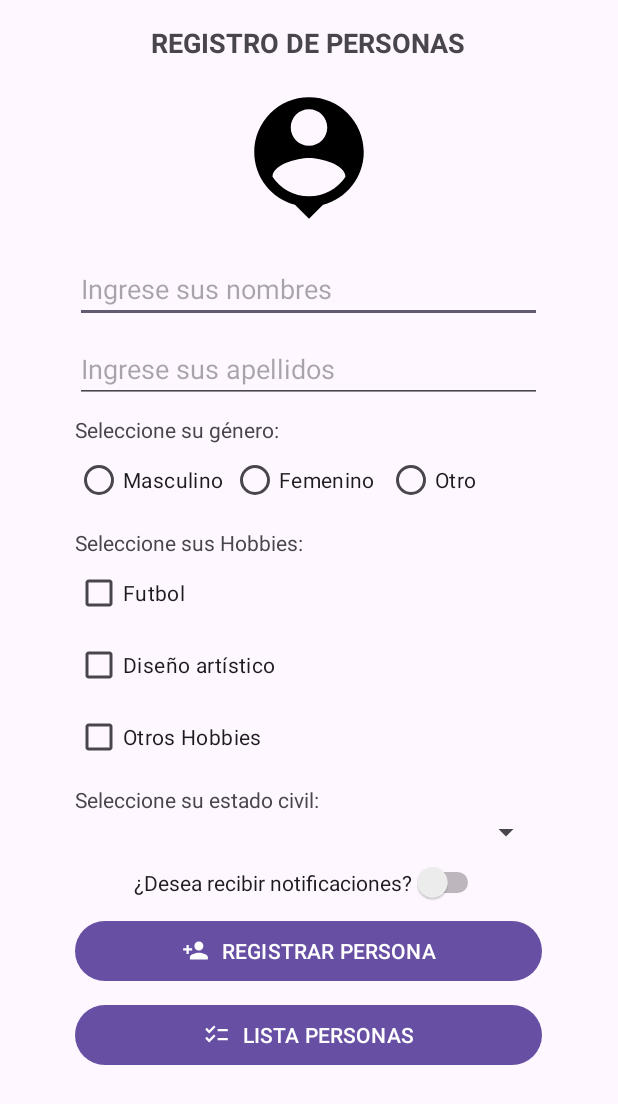
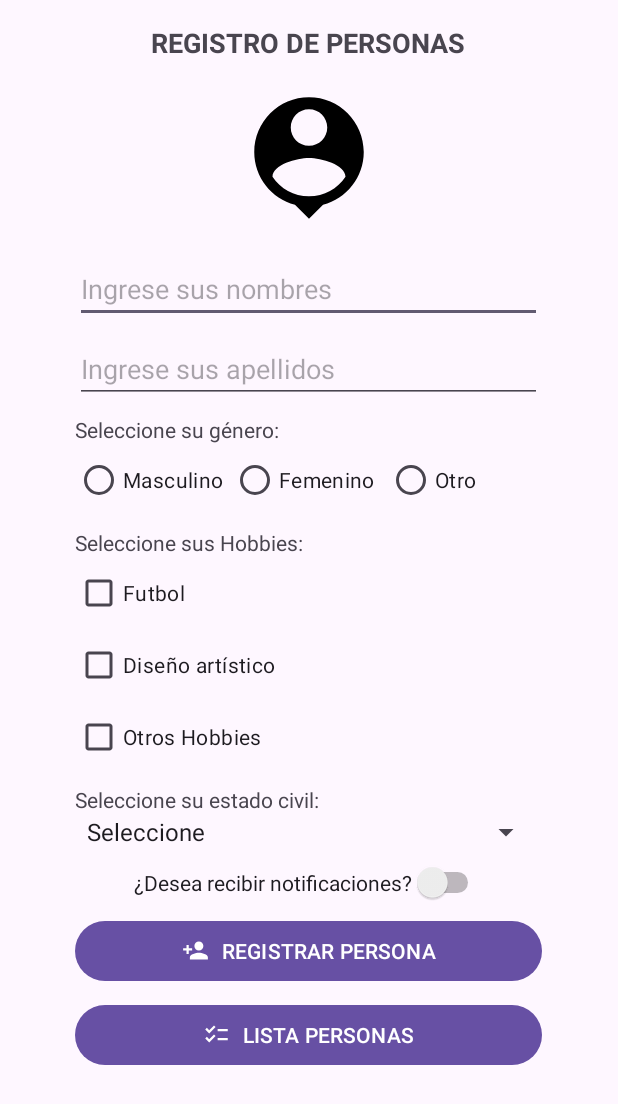
Before and after one commit to Viccho2828/AppComponentes, an Android app: the RegistroActivity screen opened directly, with no data from a screen before it, on a phone screen of 412 x 824 dp. Shown: the top 1104 px of the screen. Run offline under Robolectric (Android 15) with nearby library versions, the phone set to English and light mode, and no system bars.

```diff
--- a/app/src/main/java/pe/edu/idat/appcomponentes/RegistroActivity.kt
+++ b/app/src/main/java/pe/edu/idat/appcomponentes/RegistroActivity.kt
@@ -3,6 +3,8 @@ package pe.edu.idat.appcomponentes
 import android.content.Intent
 import android.os.Bundle
 import android.view.View
+import android.widget.AdapterView
+import android.widget.ArrayAdapter
 import androidx.activity.enableEdgeToEdge
 import androidx.appcompat.app.AppCompatActivity
 import androidx.core.view.ViewCompat
@@ -11,16 +13,27 @@ import pe.edu.idat.appcomponentes.common.AppMensaje
 import pe.edu.idat.appcomponentes.common.TipoMensaje
 import pe.edu.idat.appcomponentes.databinding.ActivityRegistroBinding
 
-class RegistroActivity : AppCompatActivity(), View.OnClickListener {
+class RegistroActivity : AppCompatActivity(),
+    View.OnClickListener, AdapterView.OnItemSelectedListener {
 
     private lateinit var binding: ActivityRegistroBinding
+    private var estadoCivil = ""
 
     override fun onCreate(savedInstanceState: Bundle?) {
         super.onCreate(savedInstanceState)
         binding = ActivityRegistroBinding.inflate(layoutInflater)
         setContentView(binding.root)
         binding.btnregistrar.setOnClickListener(this)
-
+        binding.spestadocivil.onItemSelectedListener = this
+        ArrayAdapter.createFromResource(
+            this,
+            R.array.estado_civil,
+            android.R.layout.simple_spinner_item)
+            .also { adapter ->
+                adapter.setDropDownViewResource(
+                    android.R.layout.simple_spinner_dropdown_item)
+                binding.spestadocivil.adapter = adapter
+            }
     }
 
     fun validarNombreApellido():Boolean {
@@ -50,6 +63,9 @@ class RegistroActivity : AppCompatActivity(), View.OnClickListener {
             respuesta = true
         return respuesta
     }
+    fun validarEstadoCivil(): Boolean{
+        return estadoCivil == ""
+    }
     fun validarFormulario(): Boolean{
         var respuesta = false
         if(!validarNombreApellido()){
@@ -64,6 +80,10 @@ class RegistroActivity : AppCompatActivity(), View.OnClickListener {
             AppMensaje.mensaje(binding.root,
                 getString(R.string.valerrorhobbies), TipoMensaje.ERROR)
             respuesta = true
+        }else if(validarEstadoCivil()){
+            AppMensaje.mensaje(binding.root,
+                getString(R.string.valerrorestcivil), TipoMensaje.ERROR)
+            respuesta = true
         }
         return  respuesta
     }
@@ -73,4 +93,14 @@ class RegistroActivity : AppCompatActivity(), View.OnClickListener {
                 ListaPersonaActivity::class.java))
         }
     }
+
+    override fun onItemSelected(parent: AdapterView<*>?, view: View?, position: Int, id: Long) {
+        estadoCivil = if(position > 0)
+            parent!!.getItemAtPosition(position).toString()
+        else ""
+    }
+
+    override fun onNothingSelected(parent: AdapterView<*>?) {
+        TODO("Not yet implemented")
+    }
 }
--- /dev/null
+++ b/app/src/main/res/values/estado_civil.xml
@@ -0,0 +1,10 @@
+<?xml version="1.0" encoding="utf-8"?>
+<resources>
+    <string-array name="estado_civil">
+        <item>Seleccione</item>
+        <item>Soltero</item>
+        <item>Casado</item>
+        <item>Divorciado</item>
+        <item>Viudo</item>
+    </string-array>
+</resources>
--- a/app/src/main/res/values/strings.xml
+++ b/app/src/main/res/values/strings.xml
@@ -20,4 +20,5 @@
     <string name="valerrornomape">Ingrese sus nombres y apellidos.</string>
     <string name="valerrorgenero">Seleccione su género.</string>
     <string name="valerrorhobbies">Seleccione al menos un hobbie.</string>
+    <string name="valerrorestcivil">Seleccione su estado civil.</string>
 </resources>
```
